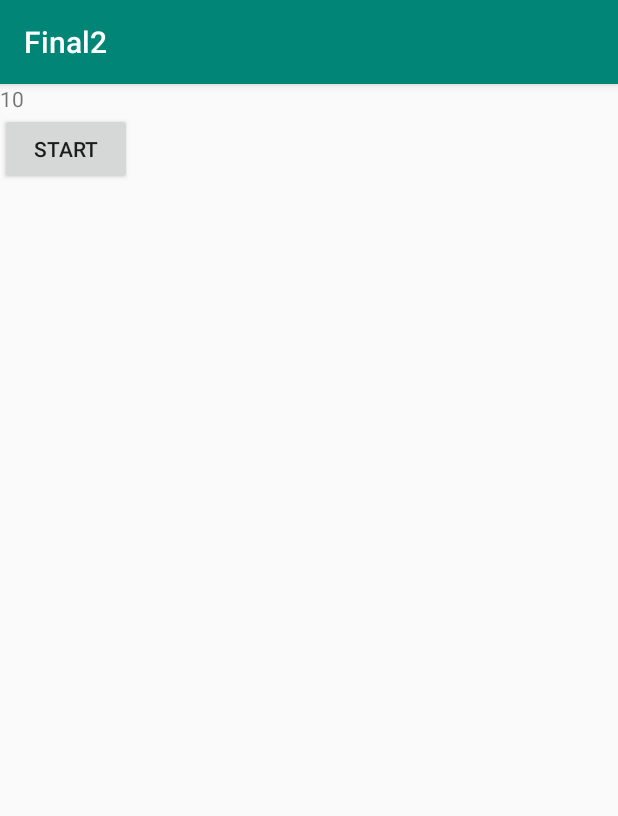
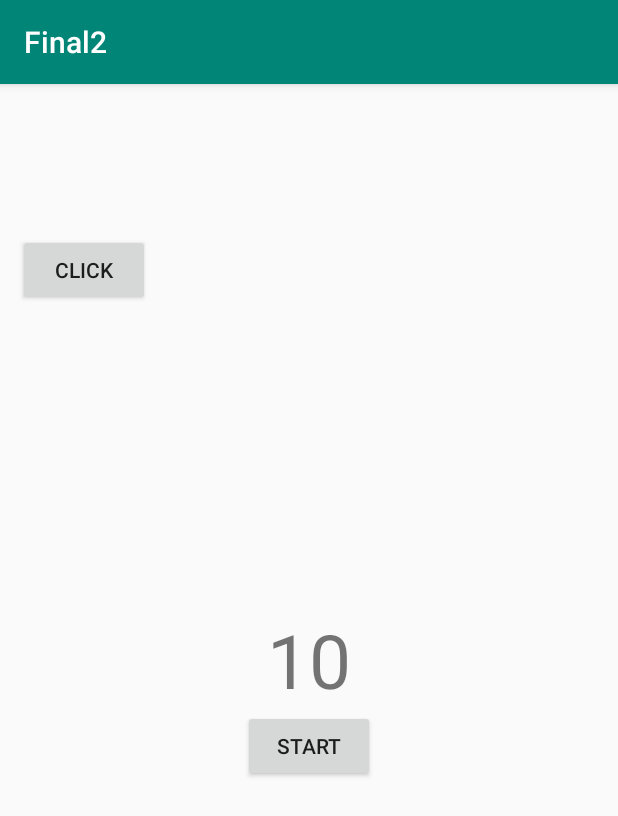
Before and after one commit to charlesruzhang/Final2, an Android app: the Game6Activity screen opened directly, with no data from a screen before it, on a phone screen of 412 x 824 dp. Shown: the top 816 px of the screen. Run offline under Robolectric (Android 15) with nearby library versions, the phone set to English and light mode, and no system bars.

Commit message:
activity 6 - ver 1 activity 5 - ver 1 image button * 9 - set button listener - set GameLevel class * 9 - set

```diff
--- a/app/src/main/java/com/example/final2/Game6Activity.java
+++ b/app/src/main/java/com/example/final2/Game6Activity.java
@@ -4,6 +4,7 @@ import androidx.appcompat.app.AppCompatActivity;
 
 import android.os.Bundle;
 import android.os.CountDownTimer;
+import android.view.View;
 import android.widget.Button;
 import android.widget.TextView;
 
@@ -15,10 +16,11 @@ public class Game6Activity extends AppCompatActivity {
     private int click = 0;
     private TextView timer;
     private Button start;
+    private Button clickButton;
+    private TextView win;
     private CountDownTimer countDownTimer;
     private long timeLeft = 10000;
     private boolean timerRunning = false;
-    private int clickTime = 0;
 
     @Override
     protected void onCreate(Bundle savedInstanceState) {
@@ -27,6 +29,9 @@ public class Game6Activity extends AppCompatActivity {
         timer = findViewById(R.id.timer);
         start = findViewById(R.id.start);
         start.setOnClickListener(v -> startStop());
+        clickButton = findViewById(R.id.clickButton);
+        clickButton.setOnClickListener(v -> clickCounting());
+        win = findViewById(R.id.winSignal);
     }
 
     private void startStop() {
@@ -67,6 +72,27 @@ public class Game6Activity extends AppCompatActivity {
             timeLeft = 10000;
             start.setText("start");
             timerRunning = false;
+            if (click == 6) {
+                click = 0;
+                win.setText("you pass");
+                win.setVisibility(View.VISIBLE);
+            } else {
+                click = 0;
+                win.setText("try again");
+                win.setVisibility(View.VISIBLE);
+            }
         }
     }
+
+    private void clickCounting() {
+        if (timerRunning) {
+            click++;
+        }
+        int wide = findViewById(R.id.relativeLayout).getWidth() - clickButton.getWidth();
+        int height = findViewById(R.id.relativeLayout).getHeight() - clickButton.getHeight();
+        int setX = (int) (Math.random() * wide);
+        int setY = (int) (Math.random() * height);
+        clickButton.setX(setX);
+        clickButton.setY(setY);
+    }
 }
--- a/app/src/main/res/layout/activity_game6.xml
+++ b/app/src/main/res/layout/activity_game6.xml
@@ -1,27 +1,50 @@
 <?xml version="1.0" encoding="utf-8"?>
-<androidx.constraintlayout.widget.ConstraintLayout xmlns:android="http://schemas.android.com/apk/res/android"
+<RelativeLayout xmlns:android="http://schemas.android.com/apk/res/android"
     xmlns:app="http://schemas.android.com/apk/res-auto"
     xmlns:tools="http://schemas.android.com/tools"
+    android:id="@+id/relativeLayout"
     android:layout_width="match_parent"
     android:layout_height="match_parent"
     tools:context=".Game6Activity">
 
-    <LinearLayout
+    <Button
+        android:id="@+id/clickButton"
         android:layout_width="wrap_content"
         android:layout_height="wrap_content"
-        android:orientation="vertical">
+        android:layout_marginLeft="12dp"
+        android:layout_marginTop="100dp"
+        android:text="click"
+        app:layout_constraintStart_toStartOf="parent"
+        app:layout_constraintTop_toTopOf="parent" />
 
-        <TextView
-            android:id="@+id/timer"
-            android:layout_width="match_parent"
-            android:layout_height="match_parent"
-            android:text="10" />
+    <TextView
+        android:id="@+id/timer"
+        android:layout_width="wrap_content"
+        android:layout_height="wrap_content"
+        android:layout_centerHorizontal="true"
+        android:layout_centerVertical="true"
+        android:text="10"
+        android:textSize="50sp"
+        app:layout_constraintStart_toStartOf="parent"
+        app:layout_constraintTop_toTopOf="parent" />
 
-        <Button
-            android:id="@+id/start"
-            android:layout_width="match_parent"
-            android:layout_height="match_parent"
-            android:text="start" />
-    </LinearLayout>
+    <Button
+        android:id="@+id/start"
+        android:layout_width="wrap_content"
+        android:layout_height="wrap_content"
+        android:layout_below="@id/timer"
+        android:layout_centerHorizontal="true"
+        android:text="start"
+        app:layout_constraintStart_toStartOf="parent"
+        app:layout_constraintTop_toTopOf="parent" />
 
-</androidx.constraintlayout.widget.ConstraintLayout>
+    <TextView
+        android:id="@+id/winSignal"
+        android:layout_width="wrap_content"
+        android:layout_height="wrap_content"
+        android:layout_below="@id/start"
+        android:layout_centerHorizontal="true"
+        android:text="try again"
+        android:visibility="invisible" />
+
+</RelativeLayout>
```
